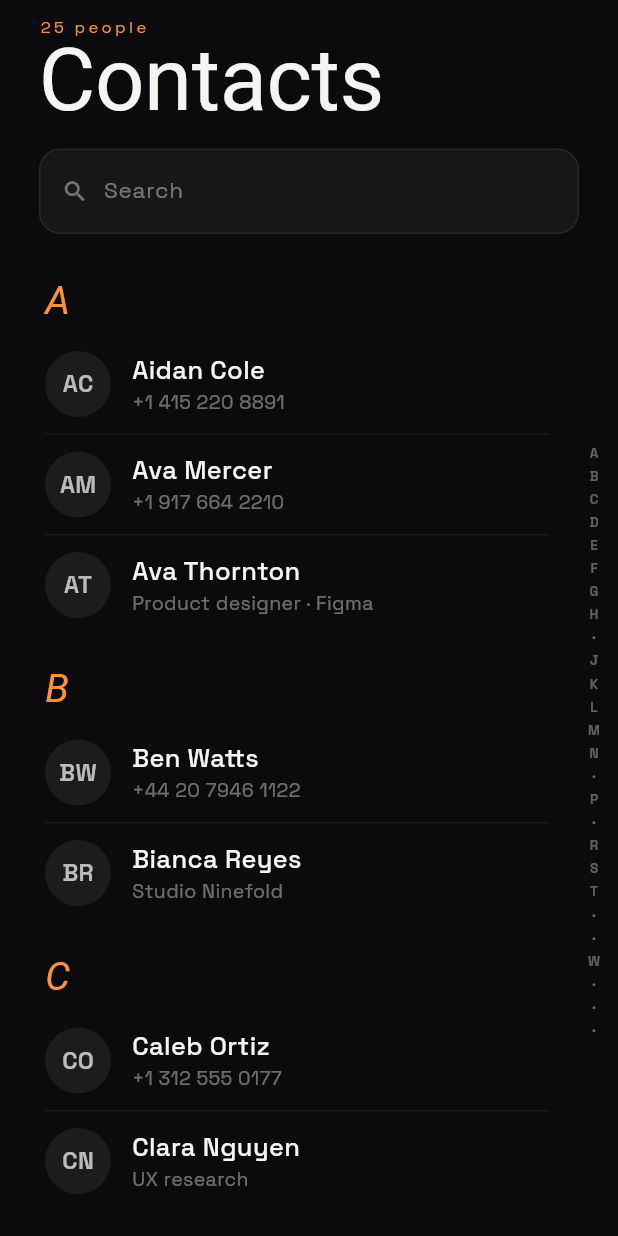
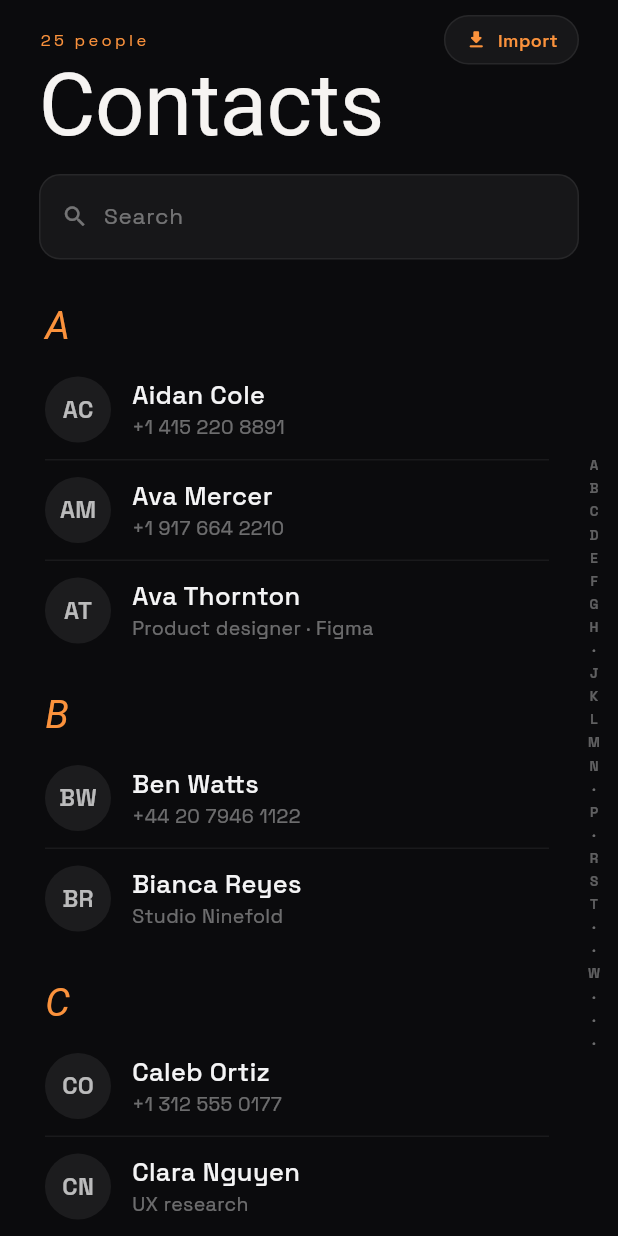
Before and after one commit to Marc4k/mcontacts, a Flutter app: the screen it shows after launch, on a phone screen of 412 x 824 dp. Run offline on Flutter 3.47's test engine with Material 3 defaults, Android fonts, the phone set to English and light mode, and no system bars; our stand-ins replace flutter_contacts, google_fonts; Roboto replaces fonts that are missing (Instrument Serif).

Commit message:
feat: contact function

```diff
--- a/lib/screens/contacts_list_screen.dart
+++ b/lib/screens/contacts_list_screen.dart
@@ -34,6 +34,17 @@ class _ContactsListScreenState extends State<ContactsListScreen> {
     super.dispose();
   }
 
+  Future<void> _importFromDevice() async {
+    final store = ContactsScope.of(context);
+    final messenger = ScaffoldMessenger.of(context);
+    await store.loadFromDevice();
+    if (!mounted) return;
+    final message = store.statusMessage;
+    if (message != null) {
+      messenger.showSnackBar(SnackBar(content: Text(message)));
+    }
+  }
+
   void _scrollToLetter(String letter) {
     final key = _sectionKeys[letter];
     final ctx = key?.currentContext;
@@ -63,7 +74,7 @@ class _ContactsListScreenState extends State<ContactsListScreen> {
           body: SafeArea(
             child: Column(
               children: [
-                _buildHeader(context, allContacts.length),
+                _buildHeader(context, allContacts.length, store.isImporting),
                 Expanded(
                   child: isSearching
                       ? _SearchResults(query: query, results: results)
@@ -81,11 +92,15 @@ class _ContactsListScreenState extends State<ContactsListScreen> {
     );
   }
 
-  Widget _buildHeader(BuildContext context, int count) {
+  Widget _buildHeader(BuildContext context, int count, bool isImporting) {
     return Padding(
       padding: const EdgeInsets.fromLTRB(26, 10, 26, 8),
       child: Column(
         crossAxisAlignment: CrossAxisAlignment.start,
+        children: [
+          Row(
+            mainAxisAlignment: MainAxisAlignment.spaceBetween,
+            crossAxisAlignment: CrossAxisAlignment.center,
             children: [
               Text(
                 '$count people',
@@ -96,10 +111,63 @@ class _ContactsListScreenState extends State<ContactsListScreen> {
                   letterSpacing: 2.2,
                 ),
               ),
+              _ImportButton(
+                isLoading: isImporting,
+                onTap: isImporting ? null : _importFromDevice,
+              ),
+            ],
+          ),
           Text('Contacts', style: AppText.serifHeading(size: 58)),
           const SizedBox(height: 18),
           _SearchBar(controller: _searchController),
         ],
+      ),
+    );
+  }
+}
+
+class _ImportButton extends StatelessWidget {
+  const _ImportButton({required this.isLoading, required this.onTap});
+
+  final bool isLoading;
+  final VoidCallback? onTap;
+
+  @override
+  Widget build(BuildContext context) {
+    return GestureDetector(
+      onTap: onTap,
+      child: Container(
+        padding: const EdgeInsets.symmetric(horizontal: 13, vertical: 7),
+        decoration: BoxDecoration(
+          color: AppColors.surface,
+          borderRadius: BorderRadius.circular(20),
+          border: Border.all(color: AppColors.surfaceBorder),
+        ),
+        child: Row(
+          mainAxisSize: MainAxisSize.min,
+          children: [
+            if (isLoading)
+              SizedBox(
+                width: 13,
+                height: 13,
+                child: CircularProgressIndicator(
+                  strokeWidth: 1.6,
+                  color: AppColors.accent,
+                ),
+              )
+            else
+              Icon(Icons.download_rounded, size: 15, color: AppColors.accent),
+            const SizedBox(width: 7),
+            Text(
+              isLoading ? 'Importing…' : 'Import',
+              style: AppText.sans(
+                size: 12,
+                weight: FontWeight.w600,
+                color: AppColors.accent,
+              ),
+            ),
+          ],
+        ),
       ),
     );
   }
--- a/pubspec.yaml
+++ b/pubspec.yaml
@@ -1,7 +1,7 @@
 name: mcontact
 description: "A new Flutter project."
 publish_to: 'none'
-version: 0.1.0
+version: 0.1.1
 
 environment:
   sdk: ^3.10.8
@@ -10,6 +10,7 @@ dependencies:
   flutter:
     sdk: flutter
   google_fonts: ^6.2.1
+  flutter_contacts: ^2.3.0
 
 dev_dependencies:
   flutter_test:
```
Also changed, not shown: lib/data/device_contacts.dart (added, +62 -0 lines), lib/state/contacts_store.dart (+34 -0 lines), pubspec.lock, 6 other files. Lines whose indentation alone changed are shown as unchanged.
